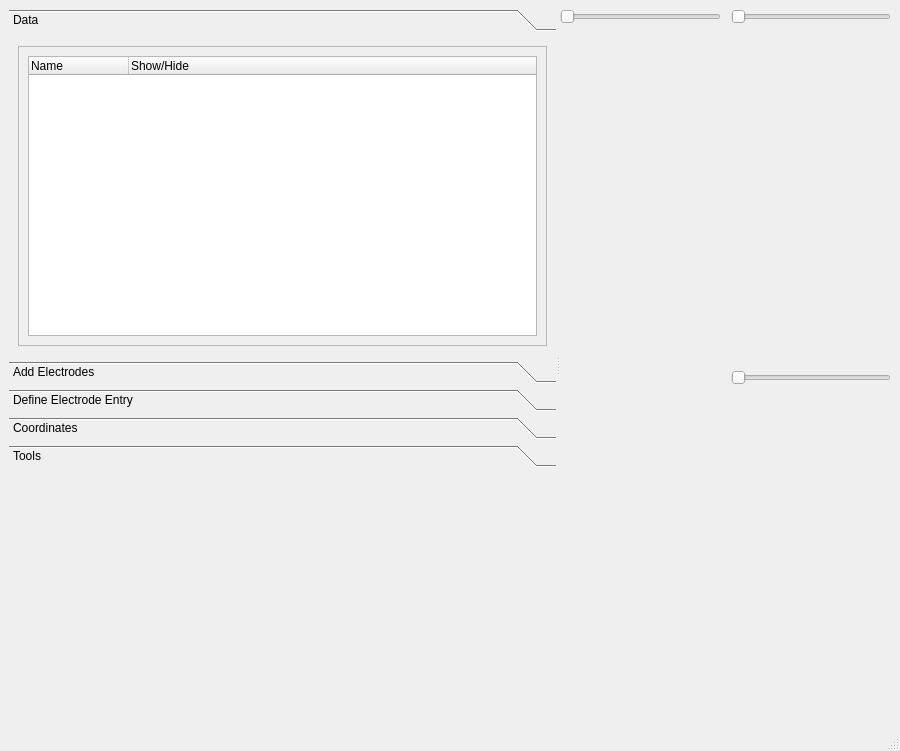
This is ciclone/forms/ImagesViewer.ui in NeuroTech-Platform/CiCLONE as Qt 5 draws it before an edit. The edited form follows.
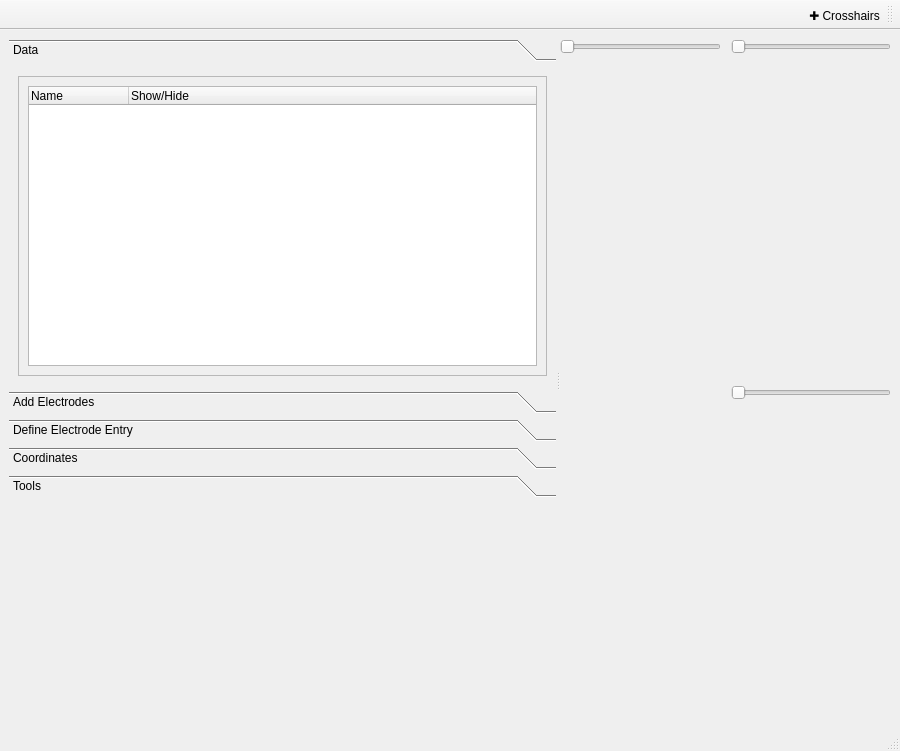
This is the edited form. Custom widgets are drawn as their Qt base class.

What changed in the file:
```diff
--- a/ciclone/forms/ImagesViewer.ui
+++ b/ciclone/forms/ImagesViewer.ui
@@ -568,6 +568,38 @@
    </property>
   </widget>
   <widget class="QStatusBar" name="statusbar"/>
+  <widget class="QToolBar" name="mainToolBar">
+   <property name="windowTitle">
+    <string>View Options</string>
+   </property>
+   <property name="layoutDirection">
+    <enum>Qt::LayoutDirection::RightToLeft</enum>
+   </property>
+   <attribute name="toolBarArea">
+    <enum>TopToolBarArea</enum>
+   </attribute>
+   <attribute name="toolBarBreak">
+    <bool>false</bool>
+   </attribute>
+   <addaction name="actionCrosshairs"/>
+  </widget>
+  <action name="actionCrosshairs">
+   <property name="checkable">
+    <bool>true</bool>
+   </property>
+   <property name="text">
+    <string>✚ Crosshairs</string>
+   </property>
+   <property name="toolTip">
+    <string>Toggle crosshairs across all views (Ctrl+H)</string>
+   </property>
+   <property name="statusTip">
+    <string>Show/hide crosshairs that indicate current slice positions</string>
+   </property>
+   <property name="shortcut">
+    <string>Ctrl+H</string>
+   </property>
+  </action>
  </widget>
  <customwidgets>
   <customwidget>
```
